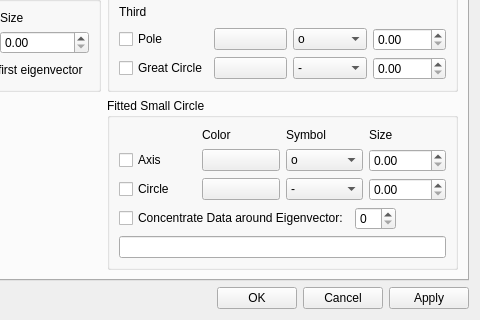
Above: ui_files/plane_properties.ui from spamlab-iee/os before the change; both pictures show x 214 to 694 and y 244 to 564 of the 694 by 564 pixel window. Below: the same form after it.
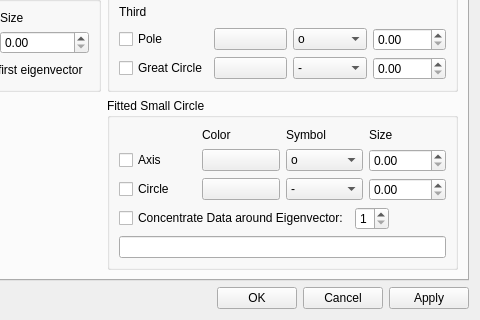
That is the form after the change.

Commit message: fixes on fault filtering and ui tweaks [build]

```diff
--- a/ui_files/plane_properties.ui
+++ b/ui_files/plane_properties.ui
@@ -1159,7 +1159,14 @@
              </widget>
             </item>
             <item>
-             <widget class="QSpinBox" name="prop_sccalc_eiv"/>
+             <widget class="QSpinBox" name="prop_sccalc_eiv">
+              <property name="minimum">
+               <number>1</number>
+              </property>
+              <property name="maximum">
+               <number>3</number>
+              </property>
+             </widget>
             </item>
             <item>
              <spacer name="horizontalSpacer_3">
```
The commit also changes 5 other files.
